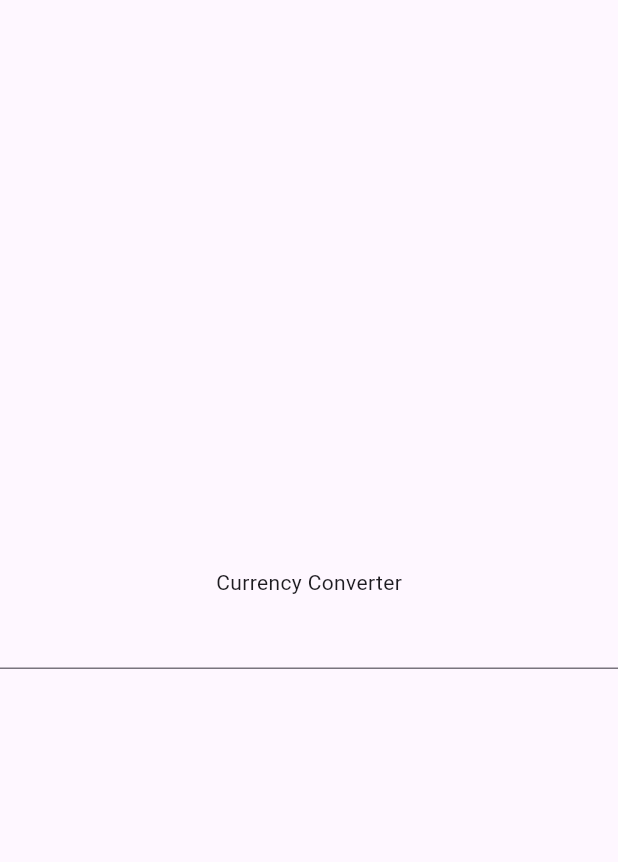
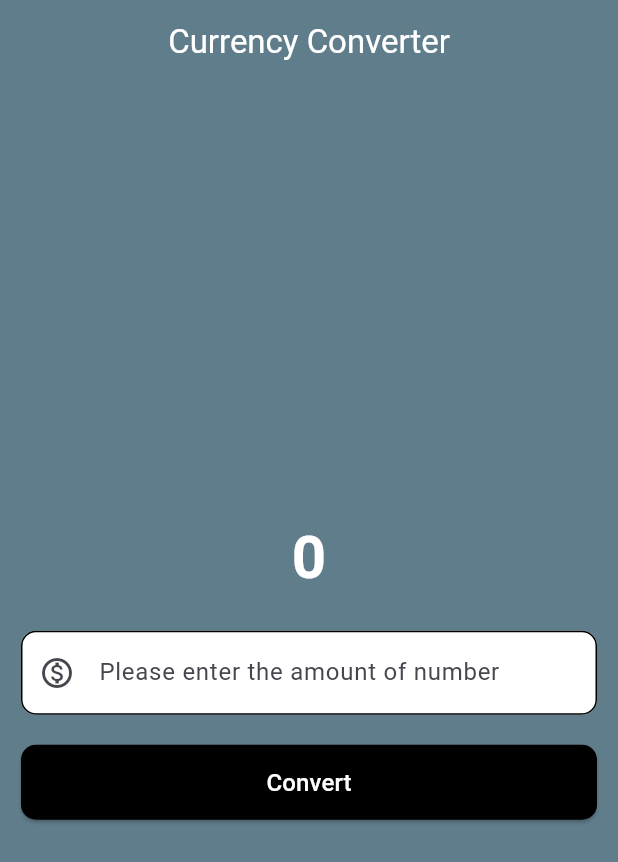
Before and after one commit to VannetNang/currency-converter-flutter, a Flutter app: the screen it shows after launch, on a phone screen of 412 x 824 dp. Shown: the top 862 px of the screen. Run offline on Flutter 3.47's test engine with Material 3 defaults, Android fonts, the phone set to English and light mode, and no system bars.

Commit message:
- Finished the currency converter UI

```diff
--- a/lib/currency_converter_material_page.dart
+++ b/lib/currency_converter_material_page.dart
@@ -6,13 +6,67 @@ class CurrencyConverterMaterialPage extends StatelessWidget {
   @override
   Widget build(BuildContext context) {
     return Scaffold(
+      backgroundColor: Colors.blueGrey,
+      appBar: AppBar(
+        title: Text(
+          'Currency Converter',
+          style: TextStyle(color: Colors.white),
+        ),
+        centerTitle: true,
+        backgroundColor: Colors.blueGrey,
+      ),
+
       body: Center(
         child: Column(
           mainAxisAlignment: MainAxisAlignment.center,
           children: [
-            Text('Currency Converter'),
-            TextField(
-              keyboardType: TextInputType.number,
+            Padding(padding: EdgeInsets.only(bottom: 10)),
+            Text(
+              '0',
+              style: TextStyle(
+                fontSize: 40,
+                fontWeight: FontWeight.w700,
+                color: Colors.white,
+              ),
+            ),
+
+            Container(
+              padding: EdgeInsets.symmetric(vertical: 20, horizontal: 14),
+              child: TextField(
+                keyboardType: TextInputType.numberWithOptions(decimal: true),
+                decoration: InputDecoration(
+                  hintText: 'Please enter the amount of number',
+                  prefixIcon: Icon(Icons.monetization_on_outlined),
+                  filled: true,
+                  fillColor: Colors.white,
+                  focusedBorder: OutlineInputBorder(
+                    borderRadius: BorderRadius.all(Radius.circular(10)),
+                  ),
+                  enabledBorder: OutlineInputBorder(
+                    borderRadius: BorderRadius.all(Radius.circular(10)),
+                  ),
+                ),
+              ),
+            ),
+
+            Container(
+              padding: EdgeInsets.symmetric(horizontal: 14),
+              child: ElevatedButton(
+                onPressed: () => print('button clicked'),
+                style: ButtonStyle(
+                  minimumSize: WidgetStatePropertyAll(
+                    Size(double.infinity, 50),
+                  ),
+                  foregroundColor: WidgetStatePropertyAll(Colors.white),
+                  backgroundColor: WidgetStatePropertyAll(Colors.black),
+                  shape: WidgetStatePropertyAll(
+                    RoundedRectangleBorder(
+                      borderRadius: BorderRadius.all(Radius.circular(10)),
+                    ),
+                  ),
+                ),
+                child: Text('Convert', style: TextStyle(fontSize: 16)),
+              ),
             ),
           ],
         ),
--- a/lib/main.dart
+++ b/lib/main.dart
@@ -10,6 +10,9 @@ class MyApp extends StatelessWidget {
 
   @override
   Widget build(BuildContext context) {
-    return MaterialApp(home: CurrencyConverterMaterialPage());
+    return MaterialApp(
+      home: CurrencyConverterMaterialPage(),
+      debugShowCheckedModeBanner: false,
+    );
   }
 }
```
Also changed, not shown: 1 other file.
